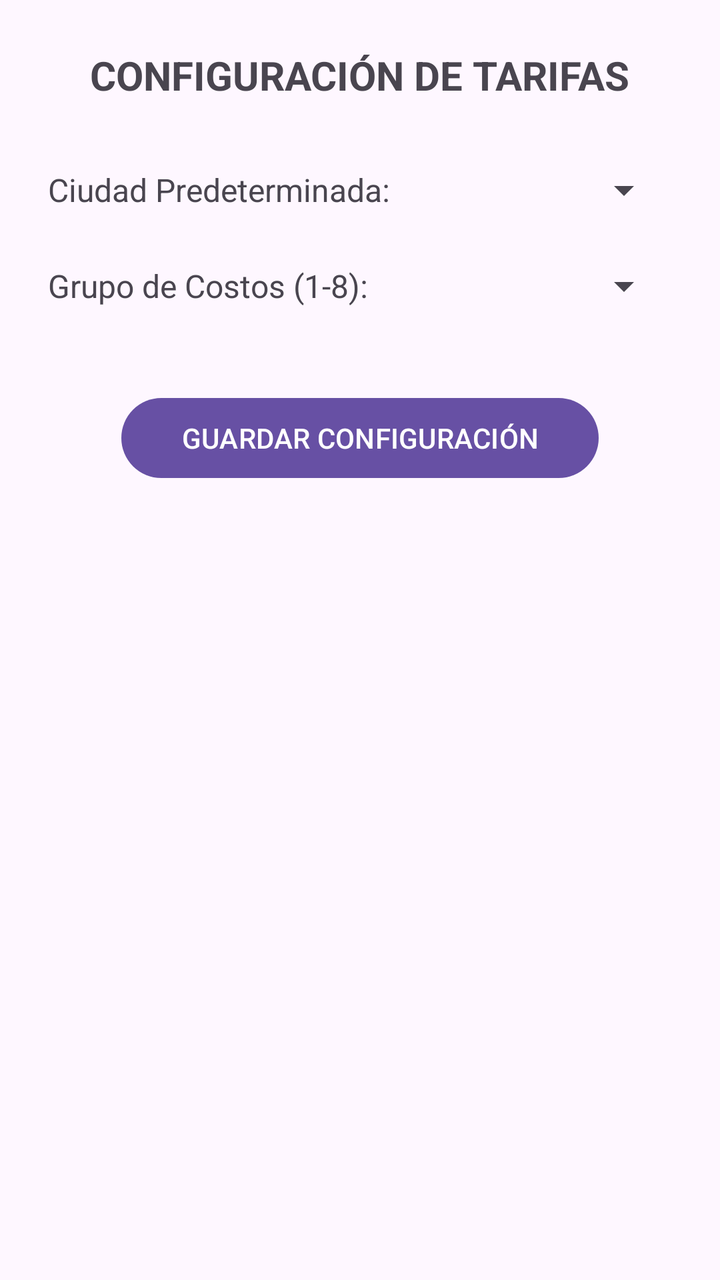
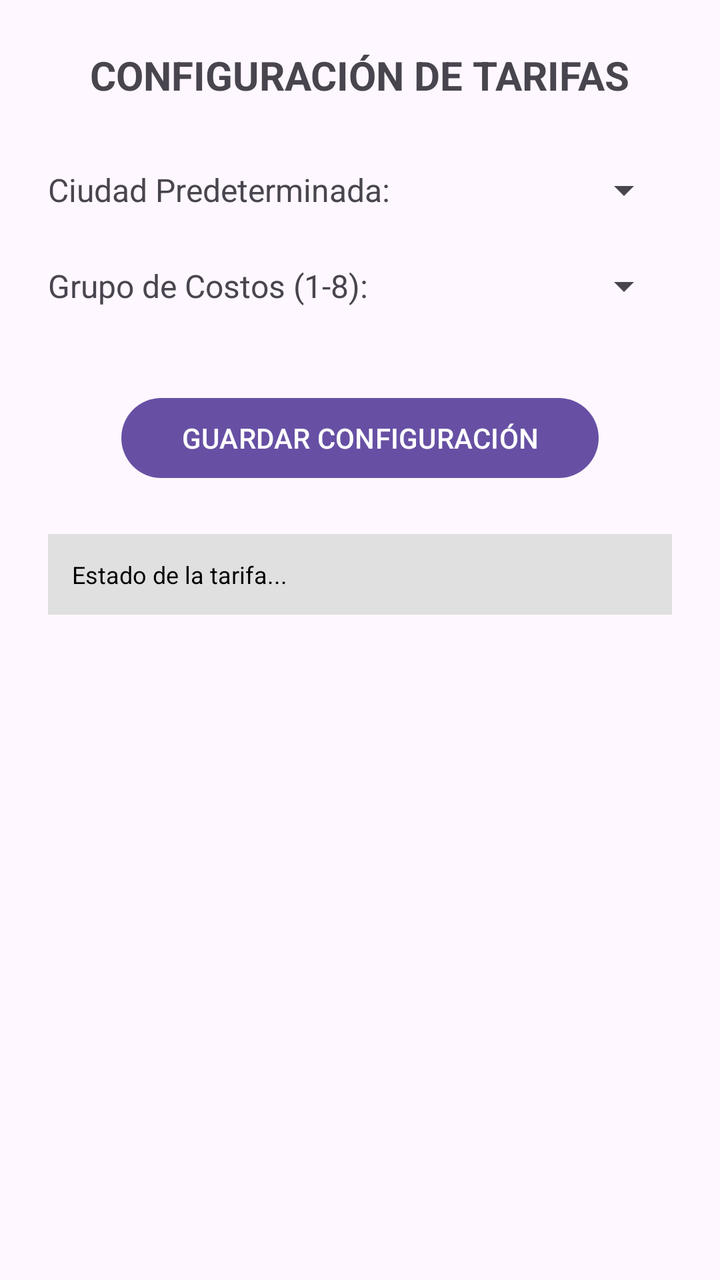

Screens rendered from an Android XML layout before and after an edit, with the pre-edit source and the edit as a unified diff.
<!-- AndroidManifest.xml: application theme Theme.CalculaYa -->
<!-- res/layout/activity_config.xml -->
<?xml version="1.0" encoding="utf-8"?>
<LinearLayout xmlns:android="http://schemas.android.com/apk/res/android"
    xmlns:tools="http://schemas.android.com/tools"
    android:layout_width="match_parent"
    android:layout_height="match_parent"
    android:orientation="vertical"
    android:padding="24dp"
    android:gravity="center_horizontal"
    tools:context=".ConfigActivity">

    <TextView
        android:layout_width="wrap_content"
        android:layout_height="wrap_content"
        android:text="CONFIGURACIÓN DE TARIFAS"
        android:textSize="20sp"
        android:textStyle="bold"
        android:layout_marginBottom="32dp"/>

    <LinearLayout
        android:layout_width="match_parent"
        android:layout_height="wrap_content"
        android:orientation="horizontal"
        android:gravity="center_vertical"
        android:layout_marginBottom="24dp">

        <TextView
            android:layout_width="0dp"
            android:layout_height="wrap_content"
            android:layout_weight="1"
            android:text="Ciudad Predeterminada:"
            android:textSize="16sp"/>

        <Spinner
            android:id="@+id/spinnerCiudadConfig"
            android:layout_width="wrap_content"
            android:layout_height="wrap_content"
            android:spinnerMode="dropdown"/>
    </LinearLayout>

    <LinearLayout
        android:layout_width="match_parent"
        android:layout_height="wrap_content"
        android:orientation="horizontal"
        android:gravity="center_vertical"
        android:layout_marginBottom="40dp">

        <TextView
            android:layout_width="0dp"
            android:layout_height="wrap_content"
            android:layout_weight="1"
            android:text="Grupo de Costos (1-8):"
            android:textSize="16sp"/>

        <Spinner
            android:id="@+id/spinnerGrupoConfig"
            android:layout_width="wrap_content"
            android:layout_height="wrap_content"
            android:spinnerMode="dropdown"/>
    </LinearLayout>

    <Button
        android:id="@+id/btnGuardarConfig"
        android:layout_width="wrap_content"
        android:layout_height="wrap_content"
        android:text="GUARDAR CONFIGURACIÓN"
        android:paddingHorizontal="30dp"/>

    <ProgressBar
        android:id="@+id/progressBarConfig"
        style="?android:attr/progressBarStyle"
        android:layout_width="wrap_content"
        android:layout_height="wrap_content"
        android:layout_marginTop="20dp"
        android:visibility="gone"
        />

</LinearLayout>
<!-- resources referenced by this layout -->
<resources>
  <style name="Theme.CalculaYa" parent="Base.Theme.CalculaYa" />
  <style name="Base.Theme.CalculaYa" parent="Theme.Material3.DayNight.NoActionBar">
          
          
      </style>
</resources>

<!-- the commit's change to res/layout/activity_config.xml (unified diff, before → after) -->
@@ -74,4 +74,17 @@
         android:visibility="gone"
         />
 
+    <TextView
+        android:id="@+id/tvRateStatus"
+        android:layout_width="match_parent"
+        android:layout_height="wrap_content"
+        android:layout_marginTop="24dp"
+        android:padding="12dp"
+        android:background="#E0E0E0"
+        android:textSize="12sp"
+        android:textColor="@android:color/black"
+        android:textAlignment="viewStart"
+        android:text="Estado de la tarifa..."
+        />
+
 </LinearLayout>
